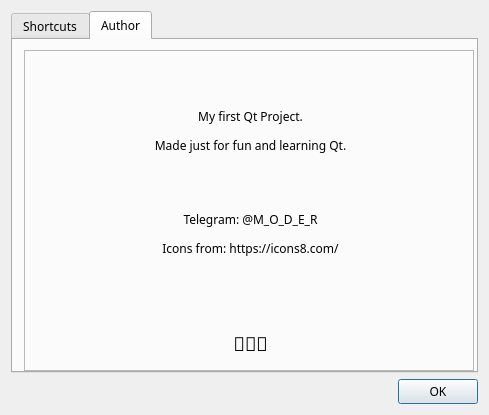
Qt form TabyNote/src/dialog_about.ui (m-o-d-e-r/TabyNote) before a commit.
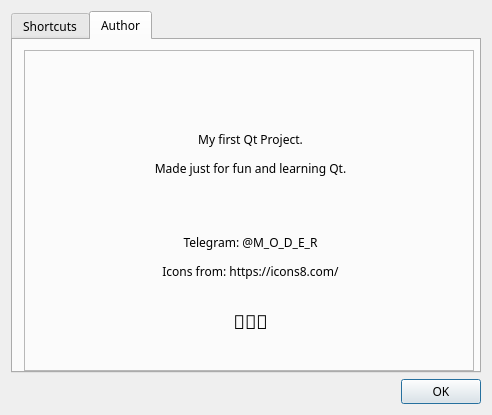
The same form after that commit. The open tabs and pages were chosen to show the change.

```diff
--- a/TabyNote/src/dialog_about.ui
+++ b/TabyNote/src/dialog_about.ui
@@ -6,7 +6,7 @@
    <rect>
     <x>0</x>
     <y>0</y>
-    <width>489</width>
+    <width>492</width>
     <height>415</height>
    </rect>
   </property>
@@ -31,7 +31,6 @@
   <property name="font">
    <font>
     <family>Fira Code Retina</family>
-    <weight>50</weight>
     <bold>false</bold>
    </font>
   </property>
@@ -175,7 +174,7 @@
              <enum>QFrame::StyledPanel</enum>
             </property>
             <property name="text">
-             <string>&lt;html&gt;&lt;head/&gt;&lt;body&gt;&lt;p align=&quot;center&quot;&gt;&lt;br/&gt;&lt;/p&gt;&lt;p align=&quot;center&quot;&gt;My first Qt Project.&lt;/p&gt;&lt;p align=&quot;center&quot;&gt;Made just for fun and learning Qt.&lt;/p&gt;&lt;p align=&quot;center&quot;&gt;&lt;br/&gt;&lt;/p&gt;&lt;p align=&quot;center&quot;&gt;Telegram: @M_O_D_E_R&lt;/p&gt;&lt;p align=&quot;center&quot;&gt;Icons from: https://icons8.com/&lt;/p&gt;&lt;p align=&quot;center&quot;&gt;&lt;br/&gt;&lt;br/&gt;&lt;/p&gt;&lt;p align=&quot;center&quot;&gt;&lt;span style=&quot; font-size:14pt;&quot;&gt;🥹🫶🥹&lt;/span&gt;&lt;/p&gt;&lt;/body&gt;&lt;/html&gt;</string>
+             <string>&lt;html&gt;&lt;head/&gt;&lt;body&gt;&lt;p align=&quot;center&quot;&gt;&lt;br/&gt;&lt;/p&gt;&lt;p align=&quot;center&quot;&gt;My first Qt Project.&lt;/p&gt;&lt;p align=&quot;center&quot;&gt;Made just for fun and learning Qt.&lt;/p&gt;&lt;p align=&quot;center&quot;&gt;&lt;br/&gt;&lt;/p&gt;&lt;p align=&quot;center&quot;&gt;Telegram: @M_O_D_E_R&lt;/p&gt;&lt;p align=&quot;center&quot;&gt;Icons from: https://icons8.com/&lt;br/&gt;&lt;/p&gt;&lt;p align=&quot;center&quot;&gt;&lt;span style=&quot; font-size:14pt;&quot;&gt;🥹🫶🥹&lt;/span&gt;&lt;/p&gt;&lt;/body&gt;&lt;/html&gt;</string>
             </property>
             <property name="textFormat">
              <enum>Qt::AutoText</enum>
```
